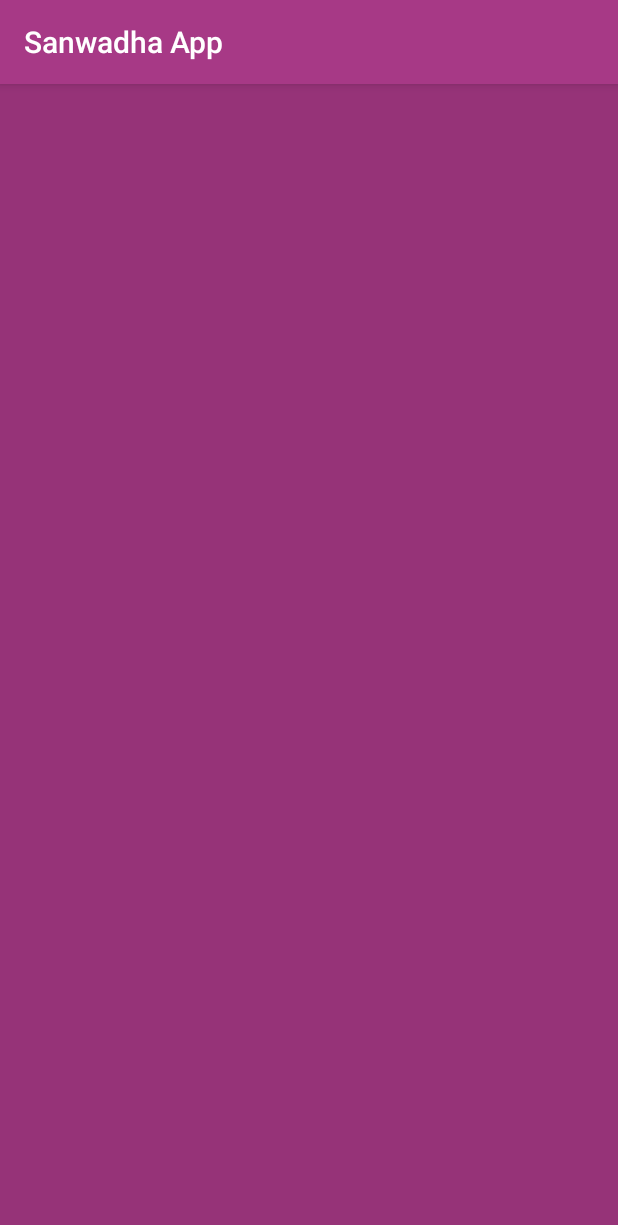
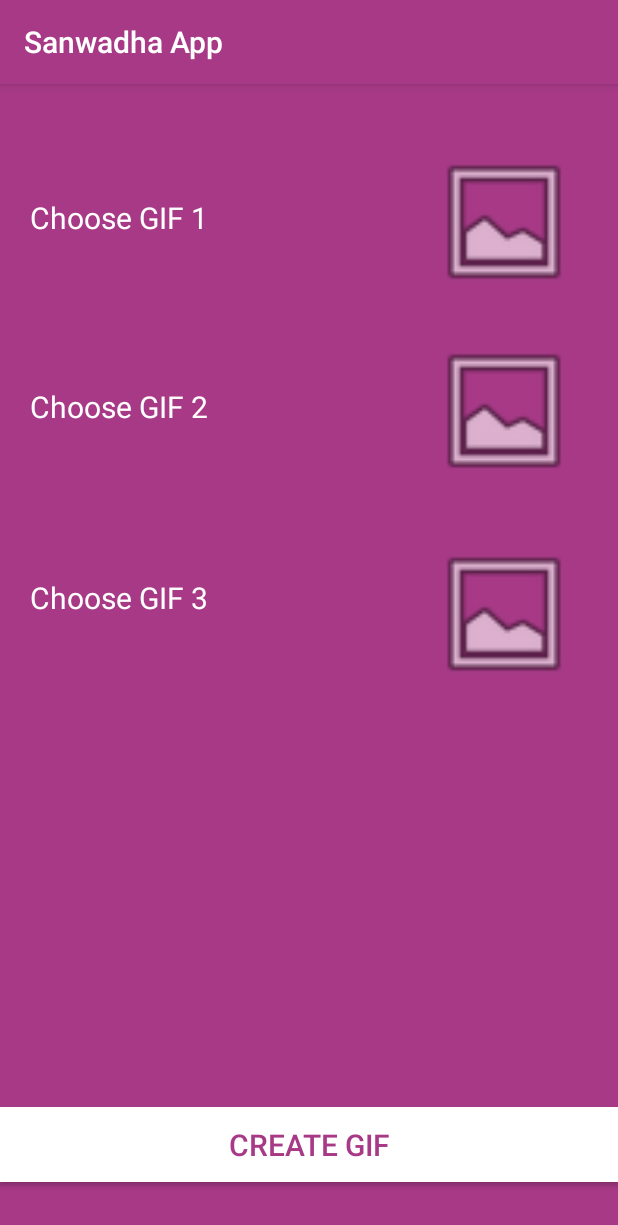
Before and after one commit to bestofyasi/Sanwadha-App, an Android app: the StickersActivity screen opened directly, with no data from a screen before it, on a phone screen of 412 x 824 dp. Shown: the top 1225 px of the screen. Run offline under Robolectric (Android 15) with nearby library versions, the phone set to English and light mode, and no system bars.

Commit message:
imagage attach to demo chat thing

```diff
--- a/app/src/main/AndroidManifest.xml
+++ b/app/src/main/AndroidManifest.xml
@@ -48,11 +48,13 @@
             android:label="@string/title_activity_main_tab"
             android:theme="@style/AppTheme.NoActionBar" />
         <activity android:name=".StickersActivity">
+
             <!-- Parent activity meta-data to support 4.0 and lower -->
             <meta-data
                 android:name="android.support.PARENT_ACTIVITY"
                 android:value="com.winine.www.sanwadha_app.LoginActivity" />
         </activity>
+        <activity android:name=".Model"></activity>
     </application>
 
 </manifest>
--- a/app/src/main/java/com/winine/www/sanwadha_app/MainTabActivity.java
+++ b/app/src/main/java/com/winine/www/sanwadha_app/MainTabActivity.java
@@ -1,5 +1,6 @@
 package com.winine.www.sanwadha_app;
 
+import android.content.Intent;
 import android.support.annotation.NonNull;
 import android.support.design.widget.NavigationView;
 import android.support.design.widget.TabLayout;
@@ -63,8 +64,10 @@ public class MainTabActivity extends AppCompatActivity {
         fab.setOnClickListener(new View.OnClickListener() {
             @Override
             public void onClick(View view) {
-                Snackbar.make(view, "Replace with your own action", Snackbar.LENGTH_LONG)
+                Snackbar.make(view, "New Message", Snackbar.LENGTH_LONG)
                         .setAction("Action", null).show();
+                Intent i = new Intent(MainTabActivity.this,Model.class);
+                startActivity(i);
             }
         });
 
--- a/app/src/main/res/layout/activity_stickers.xml
+++ b/app/src/main/res/layout/activity_stickers.xml
@@ -1,5 +1,5 @@
 <?xml version="1.0" encoding="utf-8"?>
-<LinearLayout xmlns:android="http://schemas.android.com/apk/res/android"
+<RelativeLayout xmlns:android="http://schemas.android.com/apk/res/android"
     xmlns:app="http://schemas.android.com/apk/res-auto"
     xmlns:tools="http://schemas.android.com/tools"
     android:layout_width="match_parent"
@@ -7,14 +7,99 @@
     android:orientation="vertical"
     app:layout_behavior="@string/appbar_scrolling_view_behavior"
     tools:context="com.winine.www.sanwadha_app.StickersActivity"
-    android:foregroundGravity="bottom">
+    android:background="@color/colorPrimary">
 
 
-   <LinearLayout
+   <!--<LinearLayout-->
+       <!--android:layout_width="match_parent"-->
+       <!--android:layout_height="0dp"-->
+       <!--android:layout_weight="2"-->
+       <!--android:background="@color/colorPrimaryDark">-->
+   <!--</LinearLayout>-->
+
+
+   <TextView
+       android:id="@+id/textView"
+       android:layout_width="wrap_content"
+       android:layout_height="wrap_content"
+       android:layout_alignParentLeft="true"
+       android:layout_alignParentStart="true"
+       android:layout_alignTop="@+id/imageView"
+       android:layout_marginLeft="20dp"
+       android:layout_marginTop="33dp"
+       android:text="Choose GIF 1"
+       android:textColor="@android:color/background_light"
+       android:textSize="20sp" />
+
+   <ImageView
+       android:id="@+id/imageView"
+       android:layout_width="100dp"
+       android:layout_height="100dp"
+       android:layout_alignEnd="@+id/button"
+       android:layout_alignParentTop="true"
+       android:layout_alignRight="@+id/button"
+       android:layout_marginEnd="26dp"
+       android:layout_marginRight="26dp"
+       android:layout_marginTop="42dp"
+       app:srcCompat="@android:drawable/ic_menu_gallery" />
+
+   <TextView
+       android:id="@+id/textView2"
+       android:layout_width="wrap_content"
+       android:layout_height="wrap_content"
+       android:layout_alignParentLeft="true"
+       android:layout_alignParentStart="true"
+       android:layout_alignTop="@+id/imageView2"
+       android:layout_marginLeft="20dp"
+       android:layout_marginTop="33dp"
+       android:text="Choose GIF 2"
+       android:textColor="@android:color/background_light"
+       android:textSize="20sp" />
+
+   <TextView
+       android:id="@+id/textView3"
+       android:layout_width="wrap_content"
+       android:layout_height="wrap_content"
+       android:layout_alignLeft="@+id/button"
+       android:layout_alignStart="@+id/button"
+       android:layout_alignTop="@+id/imageView3"
+       android:layout_marginLeft="20dp"
+       android:layout_marginTop="25dp"
+       android:text="Choose GIF 3"
+       android:textColor="@android:color/background_light"
+       android:textSize="20sp" />
+
+   <ImageView
+       android:id="@+id/imageView2"
+       android:layout_width="100dp"
+       android:layout_height="100dp"
+       android:layout_marginTop="26dp"
+       app:srcCompat="@android:drawable/ic_menu_gallery"
+       android:layout_below="@+id/imageView"
+       android:layout_alignLeft="@+id/imageView"
+       android:layout_alignStart="@+id/imageView" />
+
+   <ImageView
+       android:id="@+id/imageView3"
+       android:layout_width="100dp"
+       android:layout_height="100dp"
+       android:layout_alignLeft="@+id/imageView2"
+       android:layout_alignStart="@+id/imageView2"
+       android:layout_below="@+id/imageView2"
+       android:layout_marginTop="35dp"
+       app:srcCompat="@android:drawable/ic_menu_gallery" />
+
+   <Button
+       android:id="@+id/button"
        android:layout_width="match_parent"
-       android:layout_height="0dp"
-       android:layout_weight="2"
-       android:background="@color/colorPrimaryDark">
-   </LinearLayout>
-
-</LinearLayout>
+       android:layout_height="50dp"
+       android:layout_alignParentBottom="true"
+       android:layout_alignParentLeft="true"
+       android:layout_alignParentStart="true"
+       android:layout_marginBottom="36dp"
+       android:background="@android:color/background_light"
+       android:onClick="click_model"
+       android:text="Create GIF"
+       android:textColor="@color/colorPrimary"
+       android:textSize="20dp" />
+</RelativeLayout>
```
Also changed, not shown: app/src/main/java/com/winine/www/sanwadha_app/Model.java (added, +13 -0 lines), app/src/main/java/com/winine/www/sanwadha_app/StickersActivity.java (+42 -1 lines), app/src/main/res/layout/activity_model.xml (added, +19 -0 lines), app/src/main/ic_launcher-web.png, app/src/main/ic_model-web.png (added), app/src/main/res/drawable/model23.png (added), app/src/main/res/mipmap-hdpi/ic_launcher.png, app/src/main/res/mipmap-hdpi/ic_model.png (added), app/src/main/res/mipmap-mdpi/ic_launcher.png, app/src/main/res/mipmap-mdpi/ic_model.png (added), app/src/main/res/mipmap-xhdpi/ic_launcher.png, app/src/main/res/mipmap-xhdpi/ic_model.png (added), app/src/main/res/mipmap-xxhdpi/ic_launcher.png, app/src/main/res/mipmap-xxhdpi/ic_model.png (added), 2 more files, 16 other files.
